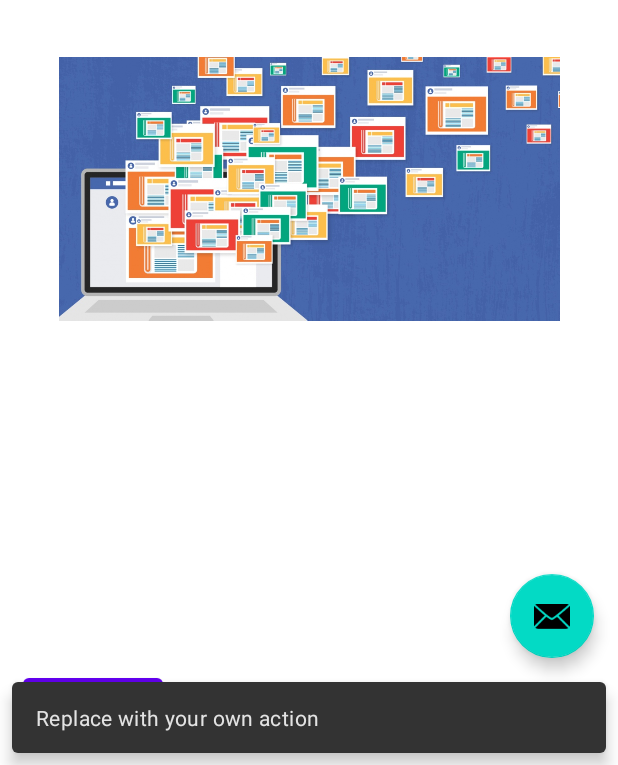
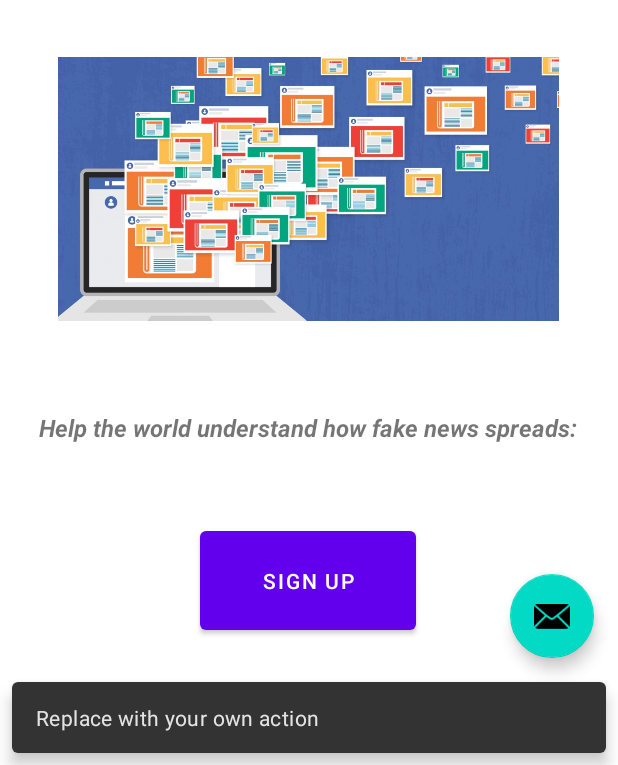
Before and after one commit to mattbenv/RealityCheckSpringSemester, an Android app: the screen it shows after launch (MainActivity), after a tap on an icon or button, on a phone screen of 412 x 824 dp, the part 471-1236 px from its top. Run offline under Robolectric (Android 15) with nearby library versions, the phone set to English and light mode, and no system bars; our stand-ins replace navigation-ui.

Commit message:
signupPageDesign

```diff
--- a/app/src/main/res/layout/activity_main.xml
+++ b/app/src/main/res/layout/activity_main.xml
@@ -15,7 +15,7 @@
             android:id="@+id/toolbar"
             android:layout_width="match_parent"
             android:layout_height="?attr/actionBarSize"
-            android:background="?attr/colorPrimary"
+            android:background="@color/purple_500"
             app:popupTheme="@style/Theme.RealityCheck.PopupOverlay" />
 
     </com.google.android.material.appbar.AppBarLayout>
--- a/app/src/main/res/layout/fragment_first.xml
+++ b/app/src/main/res/layout/fragment_first.xml
@@ -4,17 +4,18 @@
     xmlns:tools="http://schemas.android.com/tools"
     android:layout_width="match_parent"
     android:layout_height="match_parent"
+    android:background="@color/white"
     tools:context=".FirstFragment">
 
     <Button
         android:id="@+id/button_first"
-        android:layout_width="wrap_content"
-        android:layout_height="wrap_content"
-        android:layout_marginBottom="16dp"
+        android:layout_width="144dp"
+        android:layout_height="78dp"
+        android:layout_marginBottom="84dp"
         android:text="Sign Up"
         app:layout_constraintBottom_toBottomOf="parent"
         app:layout_constraintEnd_toEndOf="parent"
-        app:layout_constraintHorizontal_bias="0.049"
+        app:layout_constraintHorizontal_bias="0.498"
         app:layout_constraintStart_toStartOf="parent" />
 
     <ImageView
@@ -35,6 +36,7 @@
         android:src="@drawable/fake_news_web"
         app:layout_constraintBottom_toBottomOf="parent"
         app:layout_constraintEnd_toEndOf="parent"
+        app:layout_constraintHorizontal_bias="0.493"
         app:layout_constraintStart_toStartOf="parent"
         app:layout_constraintTop_toTopOf="parent" />
 
@@ -47,4 +49,18 @@
         app:layout_constraintStart_toEndOf="@+id/imageView4"
         app:layout_constraintTop_toTopOf="parent" />
 
+    <TextView
+        android:id="@+id/textView"
+        android:layout_width="wrap_content"
+        android:layout_height="wrap_content"
+        android:layout_marginBottom="52dp"
+        android:text="Help the world understand how fake news spreads:"
+        android:textAllCaps="false"
+        android:textSize="16sp"
+        android:textStyle="bold|italic"
+        app:layout_constraintBottom_toTopOf="@+id/button_first"
+        app:layout_constraintEnd_toEndOf="parent"
+        app:layout_constraintHorizontal_bias="0.489"
+        app:layout_constraintStart_toStartOf="parent" />
+
 </androidx.constraintlayout.widget.ConstraintLayout>
```
Also changed, not shown: app/src/main/res/layout/fragment_second.xml (+23 -11 lines), app/src/main/res/drawable/black.jpg (added).
